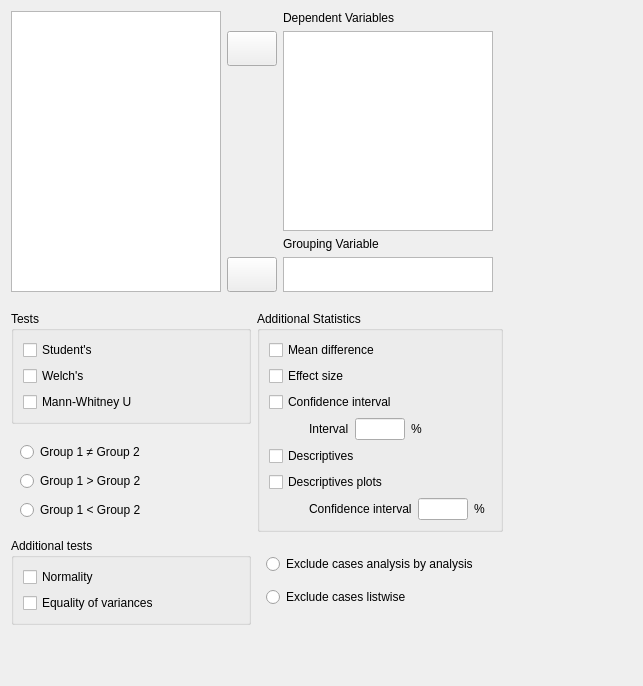
jasp-stats/jasp-desktop, file JASP-Desktop/analysisforms/ttestindependentsamplesform.ui: the form before one commit.
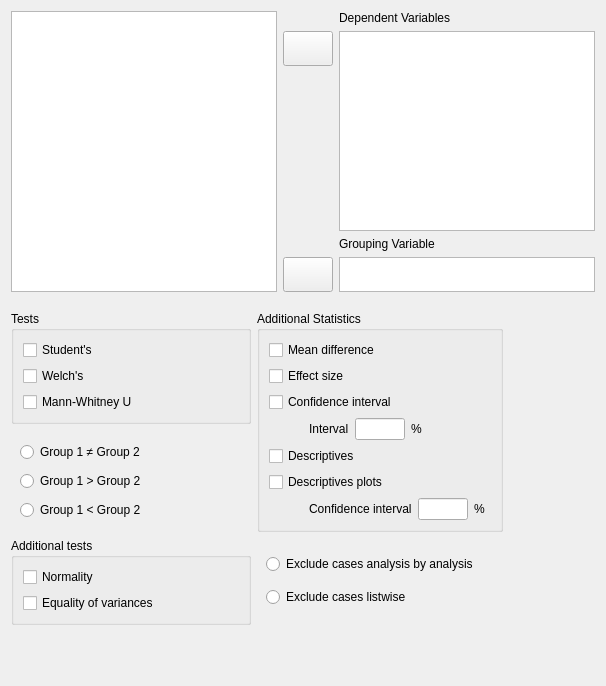
The form after the commit. Custom widgets are drawn as their Qt base class.

```diff
--- a/JASP-Desktop/analysisforms/ttestindependentsamplesform.ui
+++ b/JASP-Desktop/analysisforms/ttestindependentsamplesform.ui
@@ -6,10 +6,16 @@
    <rect>
     <x>0</x>
     <y>0</y>
-    <width>643</width>
+    <width>606</width>
     <height>686</height>
    </rect>
   </property>
+  <property name="sizePolicy">
+   <sizepolicy hsizetype="Fixed" vsizetype="Preferred">
+    <horstretch>0</horstretch>
+    <verstretch>0</verstretch>
+   </sizepolicy>
+  </property>
   <property name="windowTitle">
    <string>Form</string>
   </property>
@@ -17,7 +23,7 @@
    <item>
     <widget class="QWidget" name="topWidget" native="true">
      <property name="sizePolicy">
-      <sizepolicy hsizetype="Fixed" vsizetype="Fixed">
+      <sizepolicy hsizetype="Expanding" vsizetype="Fixed">
        <horstretch>0</horstretch>
        <verstretch>0</verstretch>
       </sizepolicy>
@@ -38,7 +44,7 @@
       <item>
        <widget class="AvailableFieldsListView" name="listAvailableFields">
         <property name="sizePolicy">
-         <sizepolicy hsizetype="Fixed" vsizetype="Preferred">
+         <sizepolicy hsizetype="Expanding" vsizetype="Preferred">
           <horstretch>0</horstretch>
           <verstretch>0</verstretch>
          </sizepolicy>
@@ -51,7 +57,7 @@
         </property>
         <property name="maximumSize">
          <size>
-          <width>210</width>
+          <width>16777215</width>
           <height>16777215</height>
          </size>
         </property>
@@ -63,7 +69,7 @@
       <item>
        <widget class="QWidget" name="widget_7" native="true">
         <property name="sizePolicy">
-         <sizepolicy hsizetype="Preferred" vsizetype="Preferred">
+         <sizepolicy hsizetype="Preferred" vsizetype="Fixed">
           <horstretch>0</horstretch>
           <verstretch>0</verstretch>
          </sizepolicy>
@@ -125,14 +131,14 @@
          <item row="7" column="1">
           <widget class="BoundListView" name="groupingVariable">
            <property name="sizePolicy">
-            <sizepolicy hsizetype="Fixed" vsizetype="Fixed">
+            <sizepolicy hsizetype="Expanding" vsizetype="Fixed">
              <horstretch>0</horstretch>
              <verstretch>0</verstretch>
             </sizepolicy>
            </property>
            <property name="maximumSize">
             <size>
-             <width>210</width>
+             <width>16777215</width>
              <height>35</height>
             </size>
            </property>
@@ -182,7 +188,7 @@
          <item row="1" column="1" rowspan="2">
           <widget class="BoundListView" name="variables">
            <property name="sizePolicy">
-            <sizepolicy hsizetype="Fixed" vsizetype="Fixed">
+            <sizepolicy hsizetype="Expanding" vsizetype="Fixed">
              <horstretch>0</horstretch>
              <verstretch>0</verstretch>
             </sizepolicy>
@@ -195,7 +201,7 @@
            </property>
            <property name="maximumSize">
             <size>
-             <width>210</width>
+             <width>16777215</width>
              <height>200</height>
             </size>
            </property>
```
